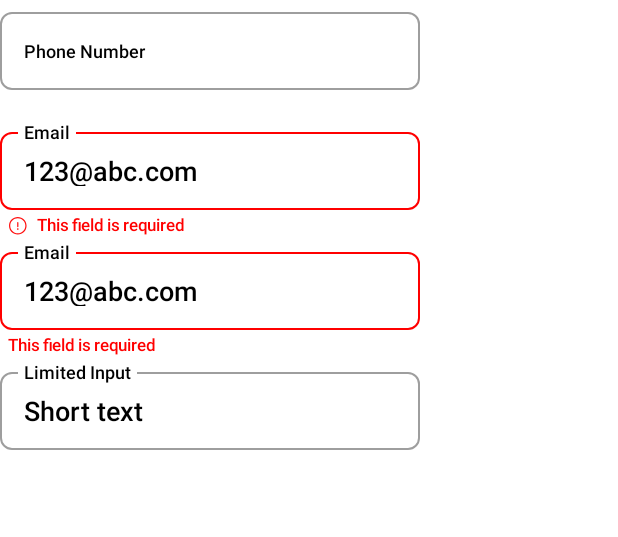
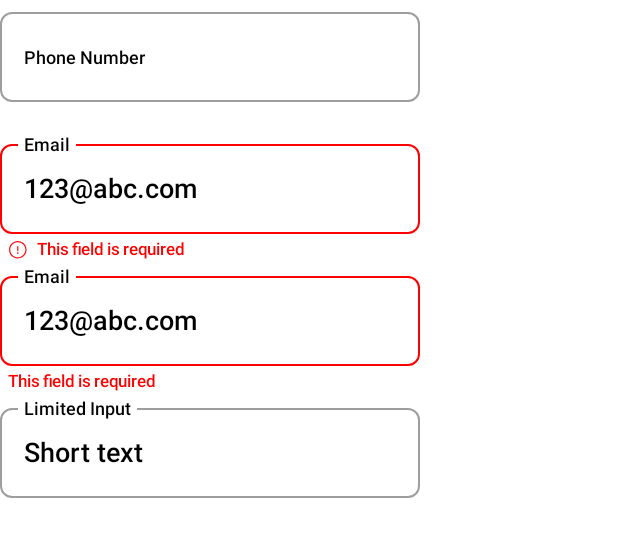
Before and after one commit to mostafa-soliman/FLOD-Restaurant-new, an Android app built with Jetpack Compose: the @Preview function AppTextFieldPreview, on a phone screen of 412 x 824 dp. Shown: the top 537 px of the screen. Run offline under Robolectric (Android 15) with nearby library versions, the phone set to English and light mode, and no system bars.

Commit message:
fix(NO-JIRA): Fix AppTextField height (#12)

```diff
--- a/app/src/main/java/com/fadali/flod_restaurant/core/component/textfield/AppTextField.kt
+++ b/app/src/main/java/com/fadali/flod_restaurant/core/component/textfield/AppTextField.kt
@@ -106,7 +106,7 @@ fun AppTextField(
     Column {
         OutlinedTextField(
             modifier = modifier
-                .height(60.dp)
+                .height(if (enabled) 68.dp else 60.dp)
                 .onFocusChanged { focusState ->
                     val newFocusState = focusState.isFocused
                     if (isFocused != newFocusState) {
```
